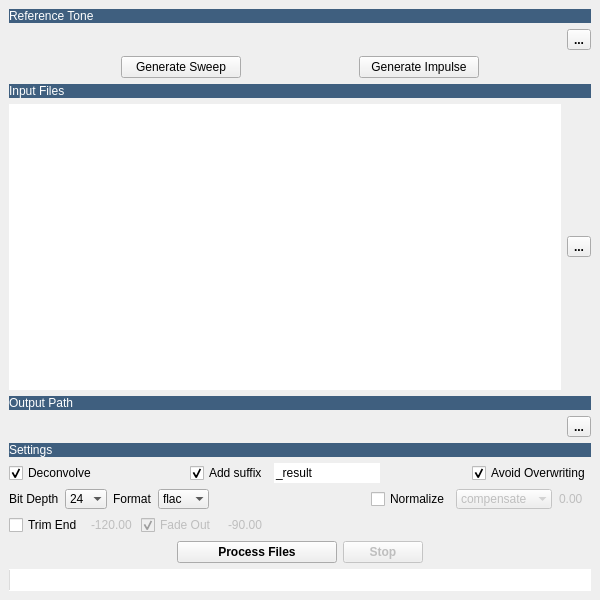
This is UI/ir_tool.ui in robotmitchum/ir_tool as Qt 5 draws it before an edit. The edited form follows.
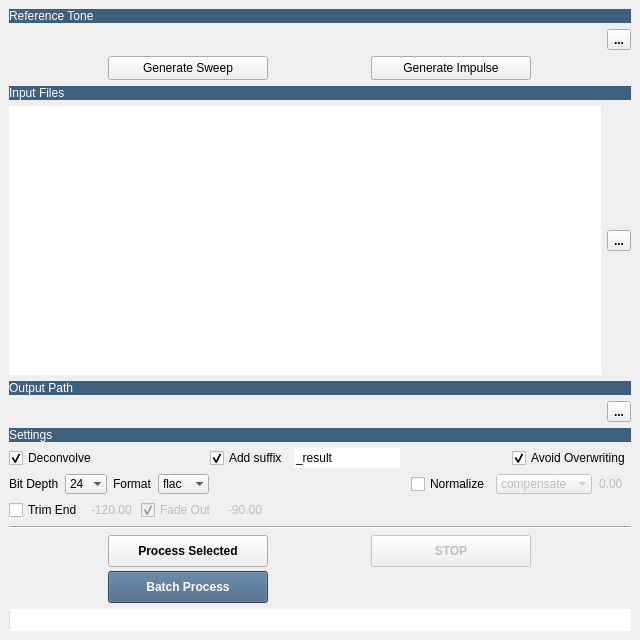
This is the edited form.

Commit message: - Trimming/fade out are now performed after normalization/compensation - Added a process selected button - Minor cosmetics

What changed in the file:
```diff
--- a/UI/ir_tool.ui
+++ b/UI/ir_tool.ui
@@ -6,8 +6,8 @@
    <rect>
     <x>0</x>
     <y>0</y>
-    <width>600</width>
-    <height>600</height>
+    <width>640</width>
+    <height>640</height>
    </rect>
   </property>
   <property name="font">
@@ -82,6 +82,9 @@
     </item>
     <item>
      <layout class="QHBoxLayout" name="horizontalLayout_7">
+      <property name="spacing">
+       <number>4</number>
+      </property>
       <item>
        <widget class="QPushButton" name="gen_sweep_pb">
         <property name="sizePolicy">
@@ -92,8 +95,8 @@
         </property>
         <property name="minimumSize">
          <size>
-          <width>120</width>
-          <height>0</height>
+          <width>160</width>
+          <height>24</height>
          </size>
         </property>
         <property name="toolTip">
@@ -120,8 +123,8 @@
         </property>
         <property name="minimumSize">
          <size>
-          <width>120</width>
-          <height>0</height>
+          <width>160</width>
+          <height>24</height>
          </size>
         </property>
         <property name="toolTip">
@@ -722,22 +725,19 @@
      </layout>
     </item>
     <item>
-     <layout class="QHBoxLayout" name="horizontalLayout_8">
-      <item>
-       <spacer name="horizontalSpacer_5">
-        <property name="orientation">
-         <enum>Qt::Horizontal</enum>
-        </property>
-        <property name="sizeHint" stdset="0">
-         <size>
-          <width>40</width>
-          <height>20</height>
-         </size>
-        </property>
-       </spacer>
-      </item>
-      <item>
-       <widget class="QPushButton" name="process_pb">
+     <widget class="Line" name="line">
+      <property name="orientation">
+       <enum>Qt::Horizontal</enum>
+      </property>
+     </widget>
+    </item>
+    <item>
+     <layout class="QGridLayout" name="buttons_lyt">
+      <property name="spacing">
+       <number>4</number>
+      </property>
+      <item row="0" column="0">
+       <widget class="QPushButton" name="process_sel_pb">
         <property name="sizePolicy">
          <sizepolicy hsizetype="Fixed" vsizetype="Fixed">
           <horstretch>0</horstretch>
@@ -747,7 +747,7 @@
         <property name="minimumSize">
          <size>
           <width>160</width>
-          <height>0</height>
+          <height>32</height>
          </size>
         </property>
         <property name="font">
@@ -757,14 +757,14 @@
          </font>
         </property>
         <property name="text">
-         <string>Process Files</string>
+         <string>Process Selected</string>
         </property>
         <property name="default">
          <bool>false</bool>
         </property>
        </widget>
       </item>
-      <item>
+      <item row="0" column="1">
        <widget class="QPushButton" name="stop_pb">
         <property name="enabled">
          <bool>false</bool>
@@ -775,6 +775,12 @@
           <verstretch>0</verstretch>
          </sizepolicy>
         </property>
+        <property name="minimumSize">
+         <size>
+          <width>160</width>
+          <height>32</height>
+         </size>
+        </property>
         <property name="font">
          <font>
           <weight>75</weight>
@@ -785,25 +791,46 @@
          <string>Interrupt Process</string>
         </property>
         <property name="text">
-         <string>Stop</string>
+         <string>STOP</string>
         </property>
         <property name="default">
          <bool>false</bool>
         </property>
        </widget>
       </item>
-      <item>
-       <spacer name="horizontalSpacer_6">
-        <property name="orientation">
-         <enum>Qt::Horizontal</enum>
+      <item row="1" column="0">
+       <widget class="QPushButton" name="process_pb">
+        <property name="sizePolicy">
+         <sizepolicy hsizetype="Fixed" vsizetype="Fixed">
+          <horstretch>0</horstretch>
+          <verstretch>0</verstretch>
+         </sizepolicy>
         </property>
-        <property name="sizeHint" stdset="0">
+        <property name="minimumSize">
          <size>
-          <width>40</width>
-          <height>20</height>
+          <width>160</width>
+          <height>32</height>
          </size>
         </property>
-       </spacer>
+        <property name="font">
+         <font>
+          <weight>75</weight>
+          <bold>true</bold>
+         </font>
+        </property>
+        <property name="toolTip">
+         <string>Process all input files with current settings</string>
+        </property>
+        <property name="styleSheet">
+         <string notr="true">QPushButton{background-color: rgb(63, 95, 127);color: rgb(255, 255, 255);}</string>
+        </property>
+        <property name="text">
+         <string>Batch Process</string>
+        </property>
+        <property name="default">
+         <bool>false</bool>
+        </property>
+       </widget>
       </item>
      </layout>
     </item>
```
Left out of the diff: 15 changed lines with no effect on the pictures. The commit also changes 4 other files.
